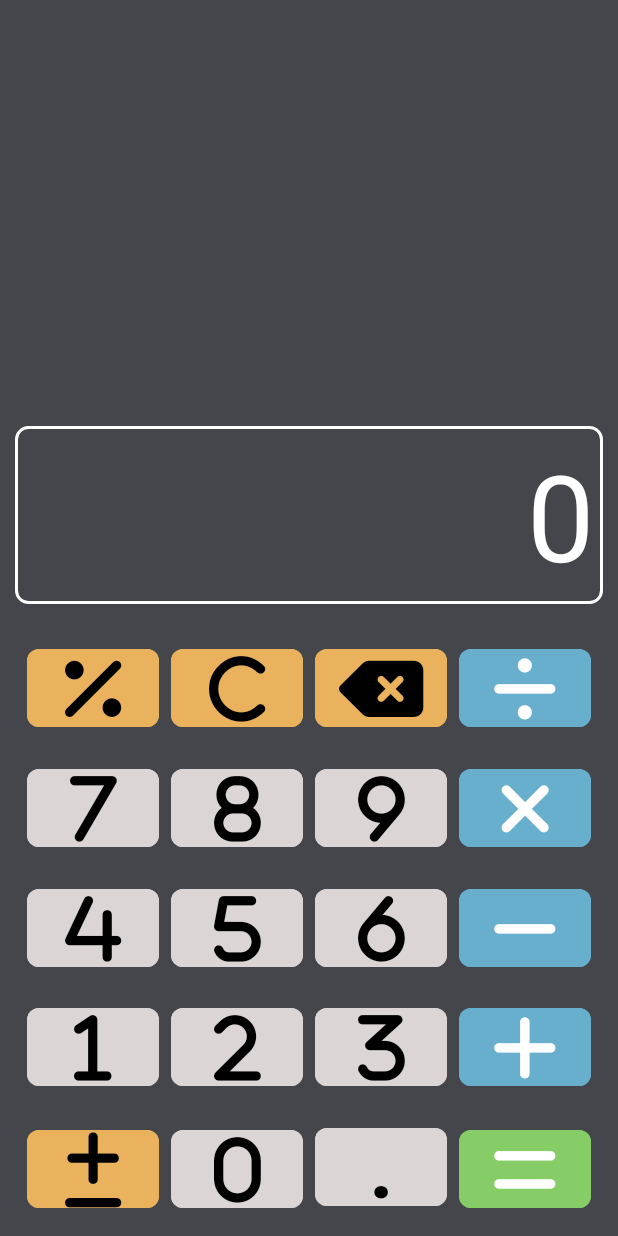
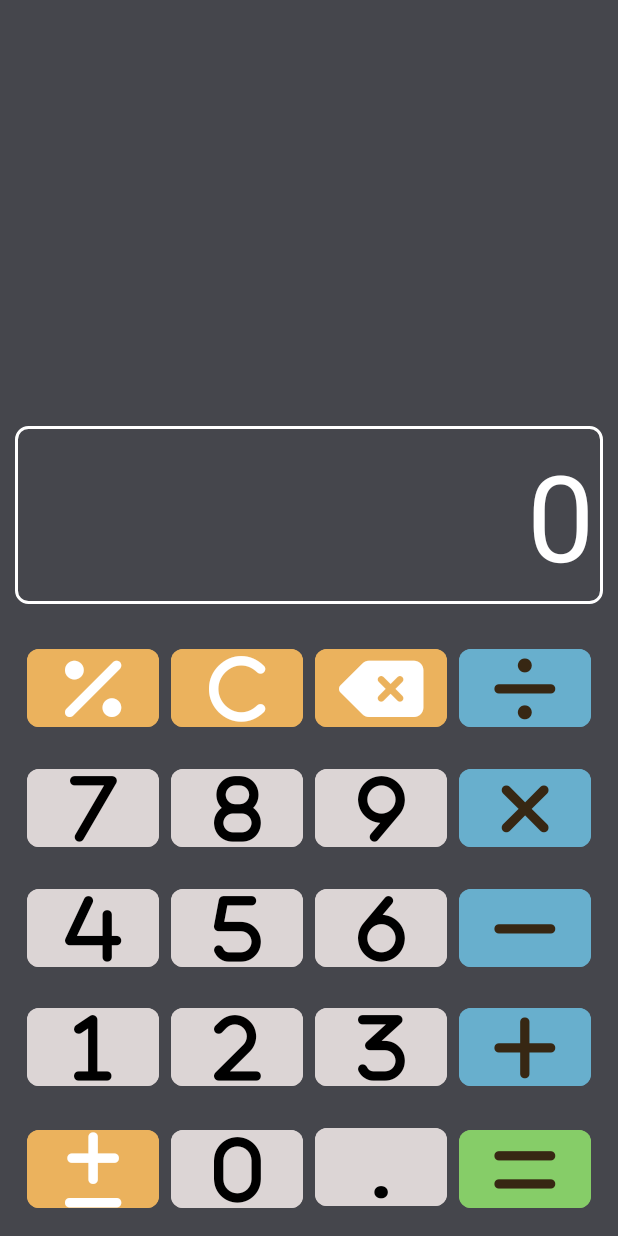
Before and after one commit to Pipetr/COMP3025-M2025-ICE4, an Android app: the screen it shows after launch (MainActivity), on a phone screen of 412 x 824 dp. Run offline under Robolectric (Android 15) with nearby library versions, the phone set to English and light mode, and no system bars.

Commit message:
adjusted landscape style values and applied them

```diff
--- a/app/src/main/res/layout-land/activity_main.xml
+++ b/app/src/main/res/layout-land/activity_main.xml
@@ -37,7 +37,7 @@
             android:padding="@dimen/result_edit_text_padding"
             android:text="@string/result_default"
             android:textColor="@color/white"
-            android:textSize="@dimen/result_text_size"
+            android:textSize="@dimen/result_text_land_size"
             tools:ignore="LabelFor,VisualLintTextFieldSize" />
     </LinearLayout>
 
@@ -54,7 +54,7 @@
 
         <Button
             android:id="@+id/percentButton"
-            style="@style/ModifiersButtonStyle"
+            style="@style/ModifiersButtonStyleLand"
 
             android:tag="percent"
             android:text="@string/percent_button_text"
@@ -62,7 +62,7 @@
 
         <Button
             android:id="@+id/clearButton"
-            style="@style/ModifiersButtonStyle"
+            style="@style/ModifiersButtonStyleLand"
 
             android:tag="clear"
             android:text="@string/clear_button_text"
@@ -70,7 +70,7 @@
 
         <Button
             android:id="@+id/deleteButton"
-            style="@style/ModifiersButtonStyle"
+            style="@style/ModifiersButtonStyleLand"
 
             android:tag="backspace"
             android:text="@string/delete_button_text"
@@ -78,7 +78,7 @@
 
         <Button
             android:id="@+id/divideButton"
-            style="@style/OperatorsButtonStyle"
+            style="@style/OperatorsButtonStyleLand"
 
             android:tag="divide"
             android:text="@string/divide_button_text"
@@ -99,7 +99,7 @@
 
         <Button
             android:id="@+id/sevenButton"
-            style="@style/NumbersButtonStyle"
+            style="@style/NumbersButtonStyleLand"
 
             android:tag="7"
             android:text="@string/seven_button_text"
@@ -108,7 +108,7 @@
 
         <Button
             android:id="@+id/eightButton"
-            style="@style/NumbersButtonStyle"
+            style="@style/NumbersButtonStyleLand"
 
             android:tag="8"
             android:text="@string/eight_button_text"
@@ -117,7 +117,7 @@
 
         <Button
             android:id="@+id/nineButton"
-            style="@style/NumbersButtonStyle"
+            style="@style/NumbersButtonStyleLand"
 
             android:tag="9"
             android:text="@string/nine_button_text"
@@ -126,7 +126,7 @@
 
         <Button
             android:id="@+id/multiplyButton"
-            style="@style/OperatorsButtonStyle"
+            style="@style/OperatorsButtonStyleLand"
 
             android:tag="multiply"
             android:text="@string/multiply_button_text"
@@ -147,7 +147,7 @@
 
         <Button
             android:id="@+id/fourButton"
-            style="@style/NumbersButtonStyle"
+            style="@style/NumbersButtonStyleLand"
 
             android:tag="4"
             android:text="@string/four_button_text"
@@ -156,7 +156,7 @@
 
         <Button
             android:id="@+id/fiveButton"
-            style="@style/NumbersButtonStyle"
+            style="@style/NumbersButtonStyleLand"
 
             android:tag="5"
             android:text="@string/five_button_text"
@@ -165,7 +165,7 @@
 
         <Button
             android:id="@+id/sixButton"
-            style="@style/NumbersButtonStyle"
+            style="@style/NumbersButtonStyleLand"
 
             android:tag="6"
             android:text="@string/six_button_text"
@@ -174,7 +174,7 @@
 
         <Button
             android:id="@+id/minusButton"
-            style="@style/OperatorsButtonStyle"
+            style="@style/OperatorsButtonStyleLand"
 
             android:tag="subtract"
             android:text="@string/minus_button_text"
@@ -194,7 +194,7 @@
 
         <Button
             android:id="@+id/oneButton"
-            style="@style/NumbersButtonStyle"
+            style="@style/NumbersButtonStyleLand"
 
             android:tag="1"
             android:text="@string/one_button_text"
@@ -203,7 +203,7 @@
 
         <Button
             android:id="@+id/twoButton"
-            style="@style/NumbersButtonStyle"
+            style="@style/NumbersButtonStyleLand"
 
             android:tag="2"
             android:text="@string/two_button_text"
@@ -212,7 +212,7 @@
 
         <Button
             android:id="@+id/threeButton"
-            style="@style/NumbersButtonStyle"
+            style="@style/NumbersButtonStyleLand"
 
             android:tag="3"
             android:text="@string/three_button_text"
@@ -221,7 +221,7 @@
 
         <Button
             android:id="@+id/plusButton"
-            style="@style/OperatorsButtonStyle"
+            style="@style/OperatorsButtonStyleLand"
 
             android:tag="add"
             android:text="@string/plus_button_text"
@@ -242,7 +242,7 @@
 
         <Button
             android:id="@+id/plusMinusButton"
-            style="@style/ModifiersButtonStyle"
+            style="@style/ModifiersButtonStyleLand"
 
             android:tag="plus_equals"
             android:text="@string/plus_minus_button_text"
@@ -250,7 +250,7 @@
 
         <Button
             android:id="@+id/zeroButton"
-            style="@style/NumbersButtonStyle"
+            style="@style/NumbersButtonStyleLand"
 
             android:tag="0"
             android:text="@string/zero_button_text"
@@ -259,8 +259,8 @@
 
         <Button
             android:id="@+id/decimalButton"
-            style="@style/NumbersButtonStyle"
-            android:layout_height="@dimen/button_layout_height"
+            style="@style/NumbersButtonStyleLand"
+            android:layout_height="@dimen/button_layout_land_height"
 
             android:tag="."
             android:text="@string/decimal_button_text"
@@ -269,7 +269,7 @@
 
         <Button
             android:id="@+id/equalsButton"
-            style="@style/EqualsButtonStyle"
+            style="@style/EqualsButtonStyleLand"
 
             android:tag="equals"
             android:text="@string/equals_button_text"
--- a/app/src/main/res/values/colors.xml
+++ b/app/src/main/res/values/colors.xml
@@ -9,4 +9,5 @@
     <color name="specialButtonColor">#EBB25D</color>
     <color name="genButtonColor">#DCD5D5</color>
     <color name="equalsButtonColor">#86CD68</color>
+    <color name="brown">#372713</color>
 </resources>
--- a/app/src/main/res/values/dimens.xml
+++ b/app/src/main/res/values/dimens.xml
@@ -10,13 +10,12 @@
     <dimen name="result_row_padding">8dp</dimen>
     <dimen name="result_edit_text_padding">8dp</dimen>
     <dimen name="button_margin">4dp</dimen>
-    <dimen name="button_text_size">50sp</dimen>  <!-- 50 -->
+    <dimen name="button_text_size">50sp</dimen>
     <dimen name="button_text_land_size">30sp</dimen>
     <dimen name="button_corner_radius">8dp</dimen>
     <dimen name="spinner_size">80sp</dimen>
     <dimen name="logo_width">300dp</dimen>
     <dimen name="logo_height">300dp</dimen>
-    <dimen name="button_layout_height">60dp</dimen> <!-- 60 -->
-    <dimen name="button_layout_land_height">45dp</dimen>
-
+    <dimen name="button_layout_height">60dp</dimen>
+    <dimen name="button_layout_land_height">50dp</dimen>
 </resources>
--- a/app/src/main/res/values/themes.xml
+++ b/app/src/main/res/values/themes.xml
@@ -21,8 +21,9 @@
     <!-- TODO:
     Add here the style, inheriting from original -->
 
-    <style name="CalculatorButtonStyleLand" parent="Widget.Material3.Button">
-
+    <style name="CalculatorButtonStyleLand" parent="CalculatorButtonStyle">
+        <item name="android:layout_height">@dimen/button_layout_land_height</item>
+        <item name="android:textSize">@dimen/button_text_land_size</item>
     </style>
 
     <style name="NumbersButtonStyle" parent="CalculatorButtonStyle">
@@ -30,17 +31,36 @@
         <item name="android:textColor">@color/black</item>
     </style>
 
+    <style name="NumbersButtonStyleLand" parent="CalculatorButtonStyleLand">
+        <item name="android:backgroundTint">@color/genButtonColor</item>
+        <item name="android:textColor">@color/black</item>
+    </style>
+
     <style name="OperatorsButtonStyle" parent="CalculatorButtonStyle">
         <item name="android:backgroundTint">@color/blueFunctionButton</item>
-        <item name="android:textColor">@color/white</item>
+        <item name="android:textColor">@color/brown</item>
+    </style>
+
+    <style name="OperatorsButtonStyleLand" parent="CalculatorButtonStyleLand">
+        <item name="android:backgroundTint">@color/blueFunctionButton</item>
+        <item name="android:textColor">@color/brown</item>
     </style>
 
     <style name="ModifiersButtonStyle" parent="CalculatorButtonStyle">
         <item name="android:backgroundTint">@color/specialButtonColor</item>
-        <item name="android:textColor">@color/black</item>
+        <item name="android:textColor">@color/white</item>
+    </style>
+
+    <style name="ModifiersButtonStyleLand" parent="CalculatorButtonStyleLand">
+        <item name="android:backgroundTint">@color/specialButtonColor</item>
+        <item name="android:textColor">@color/white</item>
     </style>
 
     <style name="EqualsButtonStyle" parent="OperatorsButtonStyle">
         <item name="android:backgroundTint">@color/equalsButtonColor</item>
     </style>
+
+    <style name="EqualsButtonStyleLand" parent="OperatorsButtonStyleLand">
+        <item name="android:backgroundTint">@color/equalsButtonColor</item>
+    </style>
 </resources>
```
